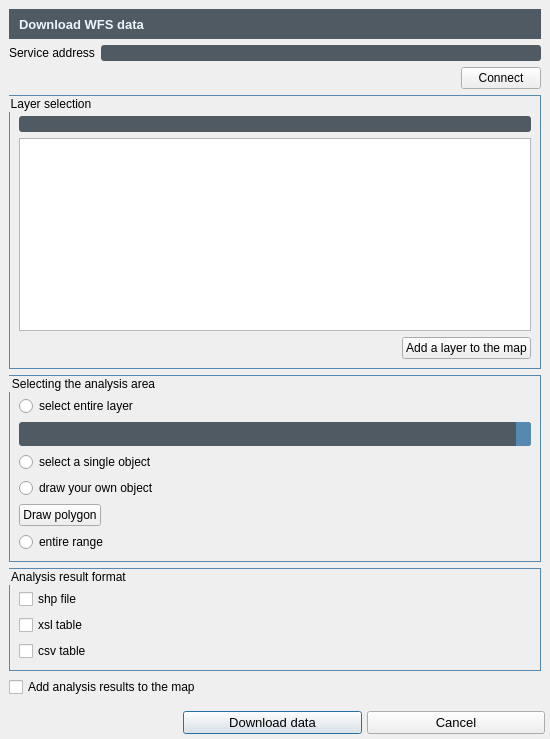
This is wfs_dialog.ui in GIAPspzoo/GIAP_PolaMap_lite as Qt 5 draws it before an edit. The edited form follows.
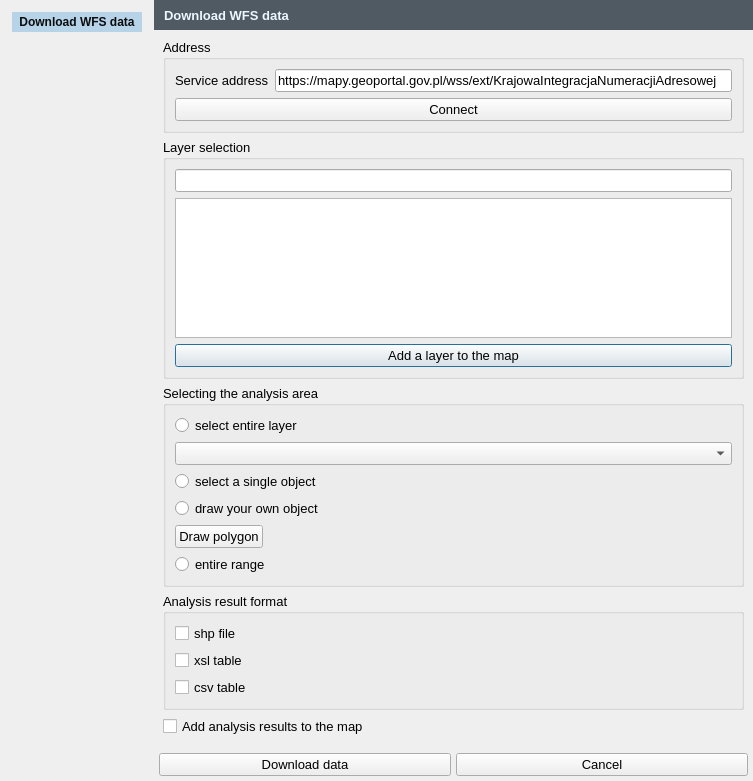
This is the edited form. Icons and pictures are not drawn. Custom widgets are drawn as their Qt base class.

```diff
--- a/wfs_dialog.ui
+++ b/wfs_dialog.ui
@@ -1,7 +1,7 @@
 <?xml version="1.0" encoding="UTF-8"?>
 <ui version="4.0">
- <class>WfsDialog</class>
- <widget class="QDialog" name="WfsDialog">
+ <class>WydrukDialog</class>
+ <widget class="QDialog" name="WydrukDialog">
   <property name="windowModality">
    <enum>Qt::NonModal</enum>
   </property>
@@ -12,8 +12,8 @@
    <rect>
     <x>0</x>
     <y>0</y>
-    <width>550</width>
-    <height>739</height>
+    <width>753</width>
+    <height>781</height>
    </rect>
   </property>
   <property name="sizePolicy">
@@ -32,70 +32,14 @@
    </font>
   </property>
   <property name="windowTitle">
-   <string>GIAP-PolaMap(lite) - Download WFS data</string>
+   <string>GIAP-PolaMap(lite) - Map view printout</string>
   </property>
   <property name="windowIcon">
    <iconset>
     <normaloff>:/plugins/giap_layout/icons/giap_logo.png</normaloff>:/plugins/giap_layout/icons/giap_logo.png</iconset>
   </property>
   <property name="styleSheet">
-   <string notr="true">
-QComboBox
-{
-	selection-background-color: #6fb1e3;
-    background-color: #4f5a63;
-	border: None;
-	border-radius: 3px;
-	padding: 2px;
-	font: 9pt &quot;Segoe UI&quot;;
-    height: 20px;
-}
-
-QComboBox:on
-{
-	background-color: #4f5a63;
-	padding-top: 3px;
-	padding-left: 1px;
-	selection-background-color: #4a4a4a;
-}
-
-QComboBox QAbstractItemView
-{
-	background-color: #4f5a63;
-	border-radius: 4px;
-	border: 1px solid  #6fb1e3;
-	selection-background-color: #4f5a63;
-    padding: 4px 10px 4px 10px;
-    width: 1.9em;
-}
-
-QComboBox::drop-down
-{
-	subcontrol-origin: padding;
-	subcontrol-position: top right;
-	width: 15px;
-    background-color: #5689b0;
-	border-left-width: 0;
-	border-left-color:  #1a2936;
-	border-left-style: solid;
-	border-top-right-radius: 3px;
-	border-bottom-right-radius: 3px;
-}
-
-QLineEdit
-{
-	border: None;
-    border-radius: 3px;
-    background-color: #4f5a63;
-}
-
-QLineEdit:focus{
-    border: 1px solid #5689B0;
-}
-
-QGroupBox {
-border: 1px solid #5689b0;
-}</string>
+   <string notr="true"/>
   </property>
   <property name="locale">
    <locale language="English" country="UnitedKingdom"/>
@@ -119,75 +63,8 @@
    <property name="spacing">
     <number>0</number>
    </property>
-   <item row="1" column="0">
-    <layout class="QHBoxLayout" name="horizontalLayout">
-     <property name="spacing">
-      <number>5</number>
-     </property>
-     <property name="leftMargin">
-      <number>5</number>
-     </property>
-     <property name="topMargin">
-      <number>5</number>
-     </property>
-     <property name="rightMargin">
-      <number>5</number>
-     </property>
-     <property name="bottomMargin">
-      <number>5</number>
-     </property>
-     <item>
-      <spacer name="horizontalSpacer_3">
-       <property name="orientation">
-        <enum>Qt::Horizontal</enum>
-       </property>
-       <property name="sizeHint" stdset="0">
-        <size>
-         <width>40</width>
-         <height>20</height>
-        </size>
-       </property>
-      </spacer>
-     </item>
-     <item>
-      <widget class="QPushButton" name="downloadButton">
-       <property name="sizePolicy">
-        <sizepolicy hsizetype="Expanding" vsizetype="Minimum">
-         <horstretch>0</horstretch>
-         <verstretch>0</verstretch>
-        </sizepolicy>
-       </property>
-       <property name="text">
-        <string>Download data</string>
-       </property>
-      </widget>
-     </item>
-     <item>
-      <widget class="QPushButton" name="cancelButton">
-       <property name="sizePolicy">
-        <sizepolicy hsizetype="Expanding" vsizetype="Fixed">
-         <horstretch>0</horstretch>
-         <verstretch>0</verstretch>
-        </sizepolicy>
-       </property>
-       <property name="font">
-        <font>
-         <family>Segoe UI</family>
-         <pointsize>10</pointsize>
-         <weight>50</weight>
-         <italic>false</italic>
-         <bold>false</bold>
-        </font>
-       </property>
-       <property name="text">
-        <string>Cancel</string>
-       </property>
-      </widget>
-     </item>
-    </layout>
-   </item>
-   <item row="0" column="0">
-    <widget class="QFrame" name="frame">
+   <item row="1" column="1">
+    <widget class="QStackedWidget" name="stackedWidget">
      <property name="font">
       <font>
        <family>Segoe UI</family>
@@ -200,6 +77,16 @@
      <property name="styleSheet">
       <string notr="true"/>
      </property>
+     <property name="frameShape">
+      <enum>QFrame::NoFrame</enum>
+     </property>
+     <property name="frameShadow">
+      <enum>QFrame::Plain</enum>
+     </property>
+     <property name="currentIndex">
+      <number>0</number>
+     </property>
+     <widget class="QWidget" name="opis">
      <layout class="QGridLayout" name="gridLayout_3">
       <property name="leftMargin">
        <number>0</number>
@@ -216,21 +103,6 @@
       <property name="spacing">
        <number>0</number>
       </property>
-      <item row="1" column="0">
-       <widget class="QFrame" name="frame_main">
-        <property name="sizePolicy">
-         <sizepolicy hsizetype="Expanding" vsizetype="Expanding">
-          <horstretch>0</horstretch>
-          <verstretch>0</verstretch>
-         </sizepolicy>
-        </property>
-        <property name="frameShape">
-         <enum>QFrame::NoFrame</enum>
-        </property>
-        <property name="frameShadow">
-         <enum>QFrame::Plain</enum>
-        </property>
-        <layout class="QGridLayout" name="gridLayout_4">
          <item row="0" column="0">
           <widget class="QFrame" name="frame_7">
            <property name="minimumSize">
@@ -260,7 +132,7 @@
              <rect>
               <x>10</x>
               <y>0</y>
-              <width>181</width>
+            <width>321</width>
               <height>30</height>
              </rect>
             </property>
@@ -282,7 +154,22 @@
            </widget>
           </widget>
          </item>
-         <item row="6" column="0">
+       <item row="1" column="0">
+        <widget class="QFrame" name="frame_main">
+         <property name="sizePolicy">
+          <sizepolicy hsizetype="Expanding" vsizetype="Expanding">
+           <horstretch>0</horstretch>
+           <verstretch>0</verstretch>
+          </sizepolicy>
+         </property>
+         <property name="frameShape">
+          <enum>QFrame::NoFrame</enum>
+         </property>
+         <property name="frameShadow">
+          <enum>QFrame::Plain</enum>
+         </property>
+         <layout class="QGridLayout" name="gridLayout_4">
+          <item row="3" column="0">
           <widget class="QGroupBox" name="groupBox_4">
            <property name="sizePolicy">
             <sizepolicy hsizetype="Preferred" vsizetype="Maximum">
@@ -295,7 +182,7 @@
            </property>
            <layout class="QGridLayout" name="gridLayout_8">
             <property name="topMargin">
-             <number>20</number>
+              <number>9</number>
             </property>
             <item row="1" column="0">
              <widget class="QCheckBox" name="xslCheckBox">
@@ -322,61 +209,66 @@
           </widget>
          </item>
          <item row="1" column="0">
-          <layout class="QVBoxLayout" name="verticalLayout_4">
-           <item>
-            <layout class="QHBoxLayout" name="horizontalLayout_4">
-             <item>
-              <widget class="QLabel" name="label">
+           <widget class="QGroupBox" name="groupBox_2">
+            <property name="sizePolicy">
+             <sizepolicy hsizetype="Preferred" vsizetype="Preferred">
+              <horstretch>0</horstretch>
+              <verstretch>0</verstretch>
+             </sizepolicy>
+            </property>
+            <property name="title">
+             <string>Layer selection</string>
+            </property>
+            <layout class="QGridLayout" name="gridLayout_6">
+             <property name="topMargin">
+              <number>9</number>
+             </property>
+             <item row="1" column="0">
+              <widget class="QLineEdit" name="chooseLayerEdit">
+               <property name="inputMask">
+                <string/>
+               </property>
+               <property name="maxLength">
+                <number>32767</number>
+               </property>
+              </widget>
+             </item>
+             <item row="3" column="0">
+              <widget class="QPushButton" name="addToMapButton">
+               <property name="enabled">
+                <bool>true</bool>
+               </property>
+               <property name="sizePolicy">
+                <sizepolicy hsizetype="Minimum" vsizetype="Fixed">
+                 <horstretch>0</horstretch>
+                 <verstretch>0</verstretch>
+                </sizepolicy>
+               </property>
                <property name="text">
-                <string>Service address</string>
+                <string>Add a layer to the map</string>
                </property>
               </widget>
              </item>
-             <item>
-              <widget class="QLineEdit" name="serviceAddressEdit"/>
-             </item>
-            </layout>
-           </item>
-           <item>
-            <layout class="QHBoxLayout" name="horizontalLayout_7">
-             <item>
-              <spacer name="horizontalSpacer">
-               <property name="orientation">
-                <enum>Qt::Horizontal</enum>
+             <item row="2" column="0">
+              <widget class="QListView" name="listView">
+               <property name="sizePolicy">
+                <sizepolicy hsizetype="Expanding" vsizetype="Ignored">
+                 <horstretch>0</horstretch>
+                 <verstretch>0</verstretch>
+                </sizepolicy>
                </property>
-               <property name="sizeHint" stdset="0">
+               <property name="minimumSize">
                 <size>
-                 <width>40</width>
-                 <height>20</height>
+                 <width>0</width>
+                 <height>140</height>
                 </size>
                </property>
-              </spacer>
-             </item>
-             <item>
-              <widget class="QPushButton" name="connectButton">
-               <property name="sizePolicy">
-                <sizepolicy hsizetype="Minimum" vsizetype="Fixed">
-                 <horstretch>0</horstretch>
-                 <verstretch>0</verstretch>
-                </sizepolicy>
-               </property>
-               <property name="text">
-                <string>Connect</string>
-               </property>
               </widget>
              </item>
             </layout>
-           </item>
-          </layout>
-         </item>
-         <item row="8" column="0">
-          <widget class="QCheckBox" name="addResultsCheckBox">
-           <property name="text">
-            <string>Add analysis results to the map</string>
-           </property>
-          </widget>
-         </item>
-         <item row="5" column="0">
+           </widget>
+          </item>
+          <item row="2" column="0">
           <widget class="QGroupBox" name="groupBox_5">
            <property name="sizePolicy">
             <sizepolicy hsizetype="Preferred" vsizetype="Maximum">
@@ -389,7 +281,7 @@
            </property>
            <layout class="QGridLayout" name="gridLayout_10">
             <property name="topMargin">
-             <number>20</number>
+              <number>9</number>
             </property>
             <item row="10" column="0">
              <widget class="QRadioButton" name="entireRangeButton">
@@ -465,85 +357,205 @@
            </layout>
           </widget>
          </item>
+          <item row="5" column="0">
+           <spacer name="verticalSpacer">
+            <property name="orientation">
+             <enum>Qt::Vertical</enum>
+            </property>
+            <property name="sizeHint" stdset="0">
+             <size>
+              <width>20</width>
+              <height>40</height>
+             </size>
+            </property>
+           </spacer>
+          </item>
          <item row="4" column="0">
-          <widget class="QGroupBox" name="groupBox_2">
-           <property name="sizePolicy">
-            <sizepolicy hsizetype="Preferred" vsizetype="Preferred">
-             <horstretch>0</horstretch>
-             <verstretch>0</verstretch>
-            </sizepolicy>
+           <widget class="QCheckBox" name="addResultsCheckBox">
+            <property name="text">
+             <string>Add analysis results to the map</string>
+            </property>
+           </widget>
+          </item>
+          <item row="0" column="0">
+           <widget class="QGroupBox" name="groupBox">
+            <property name="minimumSize">
+             <size>
+              <width>0</width>
+              <height>0</height>
+             </size>
            </property>
            <property name="title">
-            <string>Layer selection</string>
+             <string>Address</string>
            </property>
            <layout class="QGridLayout" name="gridLayout_2">
-            <property name="topMargin">
-             <number>20</number>
-            </property>
             <item row="0" column="0">
-             <layout class="QVBoxLayout" name="verticalLayout_5">
+              <widget class="QLabel" name="label">
+               <property name="text">
+                <string>Service address</string>
+               </property>
+              </widget>
+             </item>
+             <item row="0" column="1">
+              <widget class="QLineEdit" name="serviceAddressEdit">
+               <property name="text">
+                <string>https://mapy.geoportal.gov.pl/wss/ext/KrajowaIntegracjaNumeracjiAdresowej</string>
+               </property>
+              </widget>
+             </item>
+             <item row="1" column="0" colspan="2">
+              <widget class="QPushButton" name="connectButton">
+               <property name="sizePolicy">
+                <sizepolicy hsizetype="Minimum" vsizetype="Fixed">
+                 <horstretch>0</horstretch>
+                 <verstretch>0</verstretch>
+                </sizepolicy>
+               </property>
+               <property name="text">
+                <string>Connect</string>
+               </property>
+              </widget>
+             </item>
+            </layout>
+           </widget>
+          </item>
+         </layout>
+        </widget>
+       </item>
+      </layout>
+     </widget>
+    </widget>
+   </item>
+   <item row="2" column="1">
+    <layout class="QHBoxLayout" name="horizontalLayout">
+     <property name="spacing">
+      <number>5</number>
+     </property>
+     <property name="leftMargin">
+      <number>5</number>
+     </property>
+     <property name="topMargin">
+      <number>5</number>
+     </property>
+     <property name="rightMargin">
+      <number>5</number>
+     </property>
+     <property name="bottomMargin">
+      <number>5</number>
+     </property>
               <item>
-               <widget class="QLineEdit" name="chooseLayerEdit">
-                <property name="inputMask">
-                 <string/>
-                </property>
-                <property name="maxLength">
-                 <number>32767</number>
+      <widget class="QPushButton" name="downloadButton">
+       <property name="sizePolicy">
+        <sizepolicy hsizetype="Expanding" vsizetype="Fixed">
+         <horstretch>0</horstretch>
+         <verstretch>0</verstretch>
+        </sizepolicy>
+       </property>
+       <property name="text">
+        <string>Download data</string>
                 </property>
                </widget>
               </item>
               <item>
-               <widget class="QListView" name="listView">
+      <widget class="QPushButton" name="cancelButton">
                 <property name="sizePolicy">
-                 <sizepolicy hsizetype="Expanding" vsizetype="Ignored">
+        <sizepolicy hsizetype="Expanding" vsizetype="Fixed">
                   <horstretch>0</horstretch>
                   <verstretch>0</verstretch>
                  </sizepolicy>
                 </property>
+       <property name="font">
+        <font>
+         <family>Segoe UI</family>
+         <pointsize>10</pointsize>
+         <weight>50</weight>
+         <italic>false</italic>
+         <bold>false</bold>
+        </font>
+       </property>
+       <property name="text">
+        <string>Cancel</string>
+       </property>
                </widget>
               </item>
              </layout>
             </item>
-            <item row="1" column="0">
-             <layout class="QHBoxLayout" name="horizontalLayout_8">
+   <item row="0" column="0" rowspan="3">
+    <widget class="QFrame" name="frame">
+     <property name="minimumSize">
+      <size>
+       <width>120</width>
+       <height>0</height>
+      </size>
+     </property>
+     <property name="font">
+      <font>
+       <family>Segoe UI</family>
+       <pointsize>10</pointsize>
+       <weight>50</weight>
+       <italic>false</italic>
+       <bold>false</bold>
+      </font>
+     </property>
+     <property name="styleSheet">
+      <string notr="true">border-right: 2px solid #b7d3e8;
+</string>
+     </property>
+     <layout class="QVBoxLayout" name="verticalLayout">
+      <property name="spacing">
+       <number>9</number>
+      </property>
+      <property name="leftMargin">
+       <number>12</number>
+      </property>
+      <property name="topMargin">
+       <number>12</number>
+      </property>
+      <property name="rightMargin">
+       <number>12</number>
+      </property>
+      <property name="bottomMargin">
+       <number>5</number>
+      </property>
               <item>
-               <spacer name="horizontalSpacer_2">
+       <widget class="QLabel" name="label_side">
+        <property name="minimumSize">
+         <size>
+          <width>130</width>
+          <height>20</height>
+         </size>
+        </property>
+        <property name="styleSheet">
+         <string notr="true">   background-color: #b7d3e8;
+   color:  #0A0C0D;
+
+   font-weight: bold;
+</string>
+        </property>
+        <property name="text">
+         <string>Download WFS data</string>
+        </property>
+        <property name="alignment">
+         <set>Qt::AlignCenter</set>
+        </property>
+       </widget>
+      </item>
+      <item>
+       <spacer name="verticalSpacer_3">
                 <property name="orientation">
-                 <enum>Qt::Horizontal</enum>
+         <enum>Qt::Vertical</enum>
                 </property>
                 <property name="sizeHint" stdset="0">
                  <size>
-                  <width>40</width>
-                  <height>20</height>
+          <width>20</width>
+          <height>40</height>
                  </size>
                 </property>
                </spacer>
               </item>
-              <item>
-               <widget class="QPushButton" name="addToMapButton">
-                <property name="enabled">
-                 <bool>true</bool>
-                </property>
-                <property name="sizePolicy">
-                 <sizepolicy hsizetype="Minimum" vsizetype="Fixed">
-                  <horstretch>0</horstretch>
-                  <verstretch>0</verstretch>
-                 </sizepolicy>
-                </property>
-                <property name="text">
-                 <string>Add a layer to the map</string>
-                </property>
-               </widget>
-              </item>
-             </layout>
-            </item>
-           </layout>
-          </widget>
-         </item>
-        </layout>
-       </widget>
-      </item>
-     </layout>
+     </layout>
+     <zorder>verticalSpacer_3</zorder>
+     <zorder>label_side</zorder>
     </widget>
    </item>
   </layout>
```
Left out of the diff: 12 changed lines with no effect on the pictures. Lines whose indentation alone changed are shown as unchanged.
